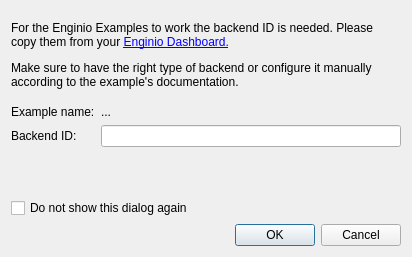
Before: the Qt Designer form examples/enginio/common/backendhelper/helperdialog.ui in qt/qtenginio, drawn with Qt 5.
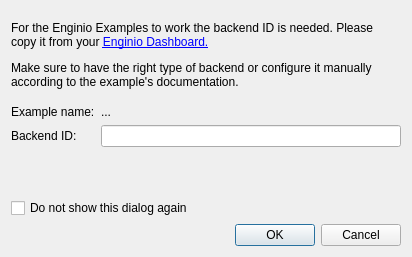
After: the same form once the commit is applied.

Commit message: Fix text for backend helper

```diff
--- a/examples/enginio/common/backendhelper/helperdialog.ui
+++ b/examples/enginio/common/backendhelper/helperdialog.ui
@@ -17,7 +17,7 @@
    <item>
     <widget class="QLabel" name="label_3">
      <property name="text">
-      <string>&lt;html&gt;&lt;head/&gt;&lt;body&gt;&lt;p&gt;For the Enginio Examples to work the backend ID is needed. Please copy them from your &lt;a href=&quot;http://engin.io&quot;&gt;&lt;span style=&quot; text-decoration: underline; color:#0000ff;&quot;&gt;Enginio Dashboard.&lt;/span&gt;&lt;/a&gt;&lt;/p&gt;&lt;p&gt;Make sure to have the right type of backend or configure it manually according to the example's documentation. &lt;/p&gt;&lt;/body&gt;&lt;/html&gt;</string>
+      <string>&lt;html&gt;&lt;head/&gt;&lt;body&gt;&lt;p&gt;For the Enginio Examples to work the backend ID is needed. Please copy it from your &lt;a href=&quot;http://engin.io&quot;&gt;&lt;span style=&quot; text-decoration: underline; color:#0000ff;&quot;&gt;Enginio Dashboard.&lt;/span&gt;&lt;/a&gt;&lt;/p&gt;&lt;p&gt;Make sure to have the right type of backend or configure it manually according to the example's documentation.&lt;/p&gt;&lt;/body&gt;&lt;/html&gt;</string>
      </property>
      <property name="wordWrap">
       <bool>true</bool>
```
The commit also changes 1 other file.
